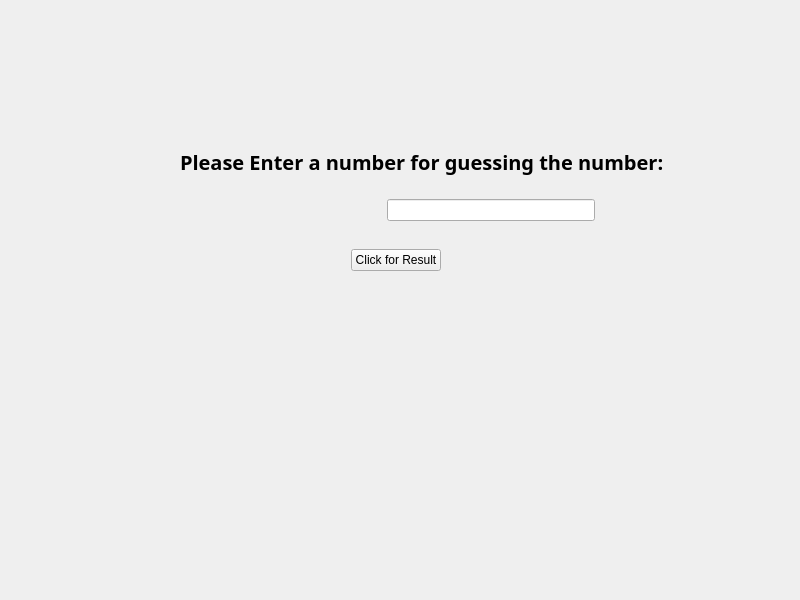
This is Mini Examples/Guess Number Application/widget.ui in fatmazayrek/Qt5_GUI_Development_for_Beginners as Qt 5 draws it before an edit. The edited form follows.
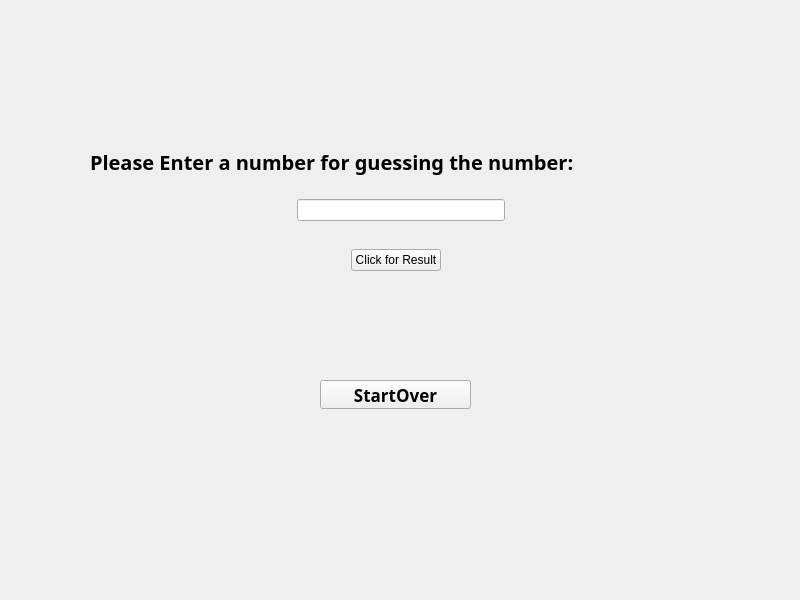
This is the edited form.

Commit message: Guess App

```diff
--- a/Mini Examples/Guess Number Application/widget.ui
+++ b/Mini Examples/Guess Number Application/widget.ui
@@ -19,7 +19,7 @@
   <widget class="QWidget" name="layoutWidget">
    <property name="geometry">
     <rect>
-     <x>180</x>
+     <x>90</x>
      <y>130</y>
      <width>622</width>
      <height>91</height>
@@ -131,10 +131,10 @@
   <widget class="QLabel" name="messageLabel">
    <property name="geometry">
     <rect>
-     <x>220</x>
+     <x>10</x>
      <y>310</y>
-     <width>331</width>
-     <height>20</height>
+     <width>781</width>
+     <height>31</height>
     </rect>
    </property>
    <property name="font">
@@ -148,6 +148,26 @@
     <string/>
    </property>
   </widget>
+  <widget class="QPushButton" name="startOver">
+   <property name="geometry">
+    <rect>
+     <x>320</x>
+     <y>380</y>
+     <width>151</width>
+     <height>29</height>
+    </rect>
+   </property>
+   <property name="font">
+    <font>
+     <family>8514oem</family>
+     <pointsize>13</pointsize>
+     <bold>true</bold>
+    </font>
+   </property>
+   <property name="text">
+    <string>StartOver</string>
+   </property>
+  </widget>
  </widget>
  <resources/>
  <connections/>
```
The commit also changes 2 other files.
